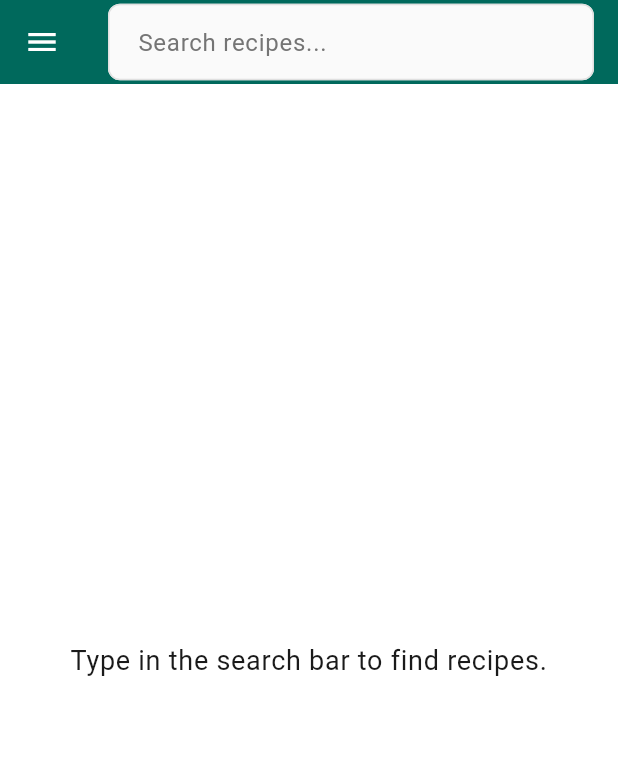
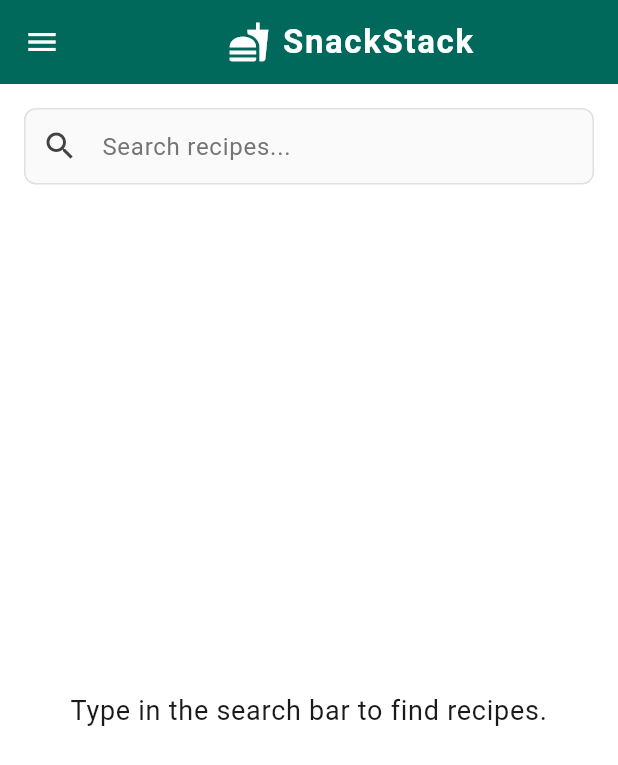
Before and after one commit to doebrained/cs1635_mpx, a Flutter app: the SearchScreen screen opened by its route, on a phone screen of 412 x 824 dp. Shown: the top 765 px of the screen. Run offline on Flutter 3.47's test engine with Material 3 defaults, Android fonts, the phone set to English and light mode, and no system bars; our stand-ins replace flutter_card_swiper; network calls fail.

Commit message:
Added load screen and pre-built logo

```diff
--- a/lib/views/search_screen.dart
+++ b/lib/views/search_screen.dart
@@ -1,12 +1,12 @@
 import 'package:flutter/material.dart';
 import 'package:provider/provider.dart';
 
-import '../theme/app_theme.dart';
 import '../viewmodels/search_viewmodel.dart';
 import 'navigation_drawer.dart';
 import 'widgets/recipe_detail_sheet.dart';
 import 'widgets/fade_in_widget.dart';
 import 'widgets/staggered_list_item.dart';
+import 'widgets/snackstack_header.dart';
 
 class SearchScreen extends StatelessWidget {
   const SearchScreen({Key? key}) : super(key: key);
@@ -18,17 +18,32 @@ class SearchScreen extends StatelessWidget {
     return Scaffold(
       drawer: const AppNavigationDrawer(currentRoute: '/search'),
       appBar: AppBar(
-        title: TextField(
+        centerTitle: true,
+        title: const SnackStackHeader(),
+      ),
+
+      body: Padding(
+        padding: const EdgeInsets.all(16),
+
+        child: Column(
+          children: [
+            TextField(
               autofocus: false,
-          decoration: const InputDecoration(
+              decoration: InputDecoration(
                 hintText: "Search recipes...",
-            border: InputBorder.none,
-          ),
-          onChanged: (value) => searchVm.updateQuery(value),
+                filled: true,
+                fillColor: Theme.of(context).colorScheme.surfaceVariant,
+                prefixIcon: const Icon(Icons.search),
+                border: OutlineInputBorder(
+                  borderRadius: BorderRadius.circular(12),
                 ),
               ),
-      body: Padding(
-        padding: const EdgeInsets.all(16),
+              onChanged: searchVm.updateQuery,
+            ),
+
+            const SizedBox(height: 16),
+
+            Expanded(
               child: searchVm.query.isEmpty
                   ? Center(
                       child: Text(
@@ -57,7 +72,7 @@ class SearchScreen extends StatelessWidget {
                                   button: true,
                                   label: recipe.title,
                                   hint: recipe.isCeliacSafe
-                                ? 'Gluten-free. Double tap to view details.'
+                                      ? 'Gluten-free recipe. Double tap to view details.'
                                       : 'Contains gluten. Double tap to view details.',
                                   child: ListTile(
                                     title: Text(recipe.title),
@@ -66,8 +81,12 @@ class SearchScreen extends StatelessWidget {
                                           ? "Gluten-free"
                                           : "Contains gluten",
                                     ),
-                              trailing: const Icon(Icons.arrow_forward_ios, size: 16),
-                              onTap: () => showRecipeDetailSheet(context, recipe),
+                                    trailing: const Icon(
+                                      Icons.arrow_forward_ios,
+                                      size: 16,
+                                    ),
+                                    onTap: () =>
+                                        showRecipeDetailSheet(context, recipe),
                                   ),
                                 ),
                               );
@@ -75,6 +94,9 @@ class SearchScreen extends StatelessWidget {
                           ),
                         ),
             ),
+          ],
+        ),
+      ),
     );
   }
 }
--- /dev/null
+++ b/lib/views/widgets/snackstack_header.dart
@@ -0,0 +1,29 @@
+import 'package:flutter/material.dart';
+
+class SnackStackHeader extends StatelessWidget {
+  const SnackStackHeader({super.key});
+
+  @override
+  Widget build(BuildContext context) {
+    return Row(
+      mainAxisAlignment: MainAxisAlignment.center,
+      children: const [
+        Icon(
+          Icons.fastfood,
+          size: 28,
+          color: Colors.white,
+        ),
+        SizedBox(width: 8),
+        Text(
+          "SnackStack",
+          style: TextStyle(
+            fontSize: 22,
+            fontWeight: FontWeight.bold,
+            color: Colors.white,
+            letterSpacing: 1.1,
+          ),
+        ),
+      ],
+    );
+  }
+}
```
Also changed, not shown: lib/main.dart (+12 -7 lines), lib/views/recipe_filter_screen.dart (+45 -50 lines), lib/views/saved_recipes_screen.dart (+10 -3 lines), lib/views/startup_screen.dart (added, +64 -0 lines). Lines whose indentation alone changed are shown as unchanged.
